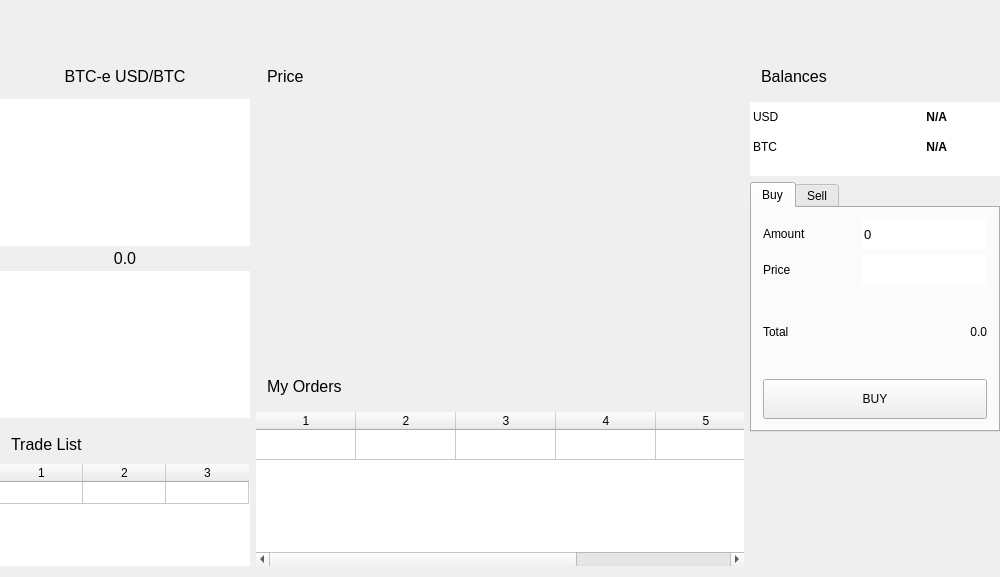
Above: src/mainwindow.ui from MuesliReep/TradeDeck before the change. Below: the same form after it.
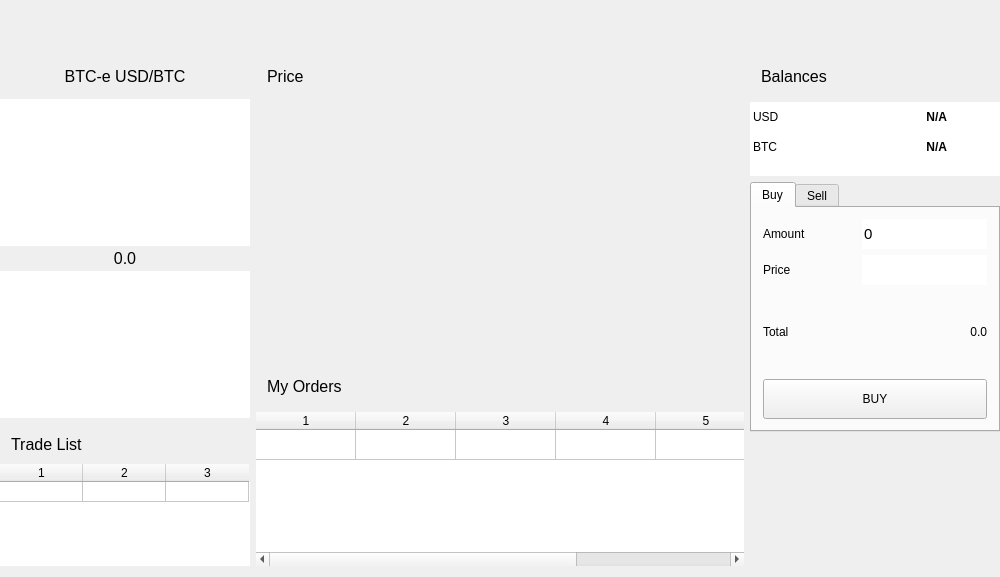
That is the form after the change. Custom widgets are drawn as their Qt base class.

Commit message: Active orders now update in UI

Patch:
```diff
--- a/src/mainwindow.ui
+++ b/src/mainwindow.ui
@@ -313,7 +313,7 @@
               <bool>false</bool>
              </attribute>
              <attribute name="verticalHeaderDefaultSectionSize">
-              <number>22</number>
+              <number>20</number>
              </attribute>
              <row/>
              <column/>
@@ -796,7 +796,7 @@
                    </property>
                    <property name="font">
                     <font>
-                     <pointsize>10</pointsize>
+                     <pointsize>11</pointsize>
                     </font>
                    </property>
                    <property name="text">
```
Left out of the diff: 5 changed lines with no effect on the pictures. The commit also changes 6 other files.
